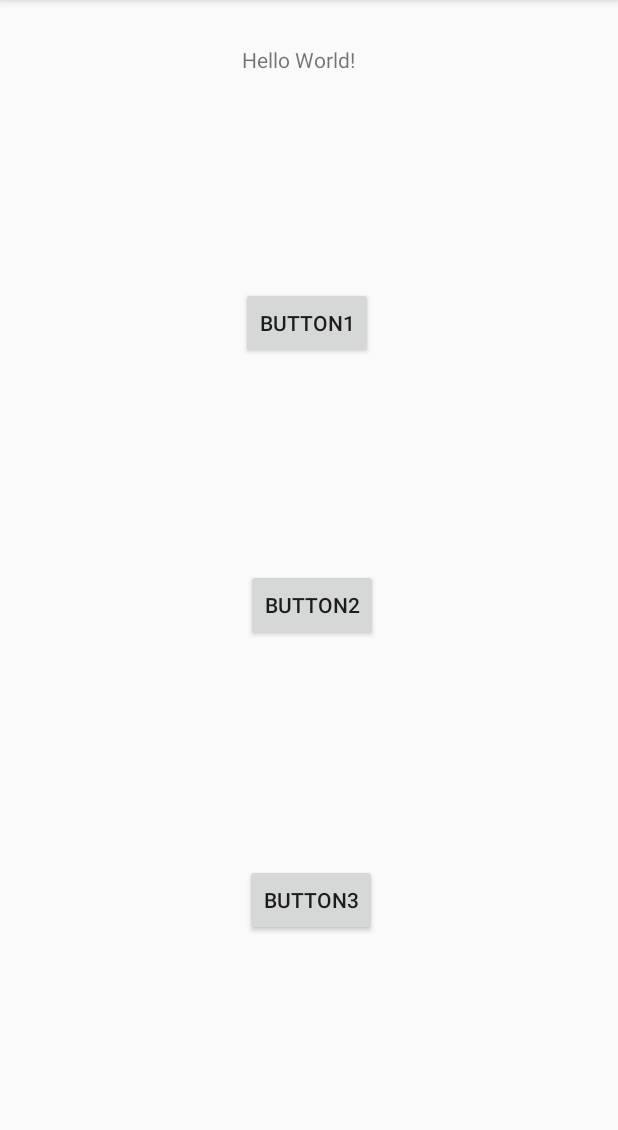
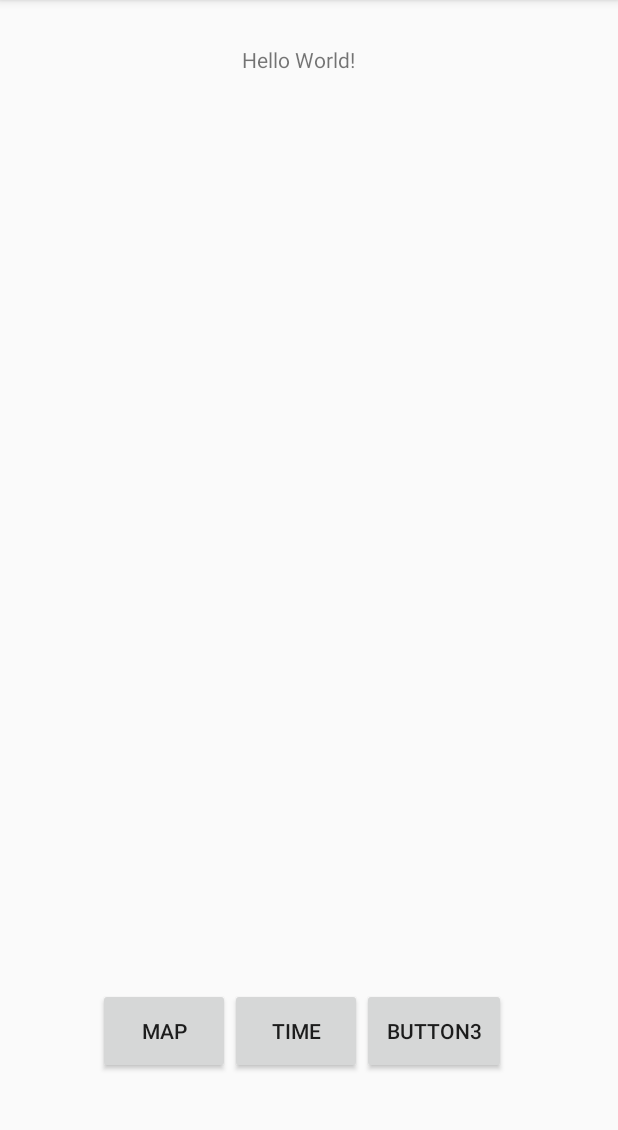
Before and after one commit to Bylka93/Mobile-Computing-Course-Repo, an Android app: the screen it shows after launch (MainActivity), on a phone screen of 412 x 824 dp, the part 84-1214 px from its top. Run offline under Robolectric (Android 15) with nearby library versions, the phone set to English and light mode, and no system bars.

Commit message:
Add linear layout and place the Three buttons on it

```diff
--- a/app/src/main/res/layout/activity_main.xml
+++ b/app/src/main/res/layout/activity_main.xml
@@ -20,39 +20,41 @@
         app:layout_constraintTop_toTopOf="parent"
         app:layout_constraintVertical_bias="0.04" />
 
+    <LinearLayout
+        android:layout_width="281dp"
+        android:layout_height="62dp"
+        android:orientation="horizontal"
+        app:layout_constraintBottom_toBottomOf="parent"
+        app:layout_constraintEnd_toEndOf="parent"
+        app:layout_constraintStart_toStartOf="parent"
+        app:layout_constraintTop_toBottomOf="@+id/textView"
+        app:layout_constraintVertical_bias="0.928">
+
         <Button
             android:id="@+id/button1"
             android:layout_width="wrap_content"
-        android:layout_height="wrap_content"
-        android:text="Button1"
-        app:layout_constraintBottom_toTopOf="@+id/button2"
-        app:layout_constraintEnd_toEndOf="parent"
-        app:layout_constraintHorizontal_bias="0.495"
-        app:layout_constraintStart_toStartOf="parent"
-        app:layout_constraintTop_toBottomOf="@+id/textView"
-        app:layout_constraintVertical_bias="0.503" />
+            android:layout_height="57dp"
+            android:text="map" />
 
         <Button
             android:id="@+id/button2"
             android:layout_width="wrap_content"
-        android:layout_height="wrap_content"
-        android:layout_marginEnd="160dp"
-        android:text="Button2"
-        app:layout_constraintBottom_toBottomOf="parent"
-        app:layout_constraintEnd_toEndOf="parent"
-        app:layout_constraintTop_toTopOf="parent"
-        app:layout_constraintVertical_bias="0.527" />
+            android:layout_height="57dp"
+            android:text="Time" />
 
         <Button
             android:id="@+id/button3"
-        android:layout_width="wrap_content"
-        android:layout_height="wrap_content"
-        android:text="Button3"
-        app:layout_constraintBottom_toBottomOf="parent"
+            android:layout_width="96dp"
+            android:layout_height="57dp"
+            android:text="Button3" />
+
+    </LinearLayout>
+
+    <ListView
+        android:layout_width="409dp"
+        android:layout_height="574dp"
         app:layout_constraintEnd_toEndOf="parent"
-        app:layout_constraintHorizontal_bias="0.504"
         app:layout_constraintStart_toStartOf="parent"
-        app:layout_constraintTop_toBottomOf="@+id/button2"
-        app:layout_constraintVertical_bias="0.509" />
+        tools:layout_editor_absoluteY="49dp" />
 
 </androidx.constraintlayout.widget.ConstraintLayout>
```
Lines whose indentation alone changed are shown as unchanged.
